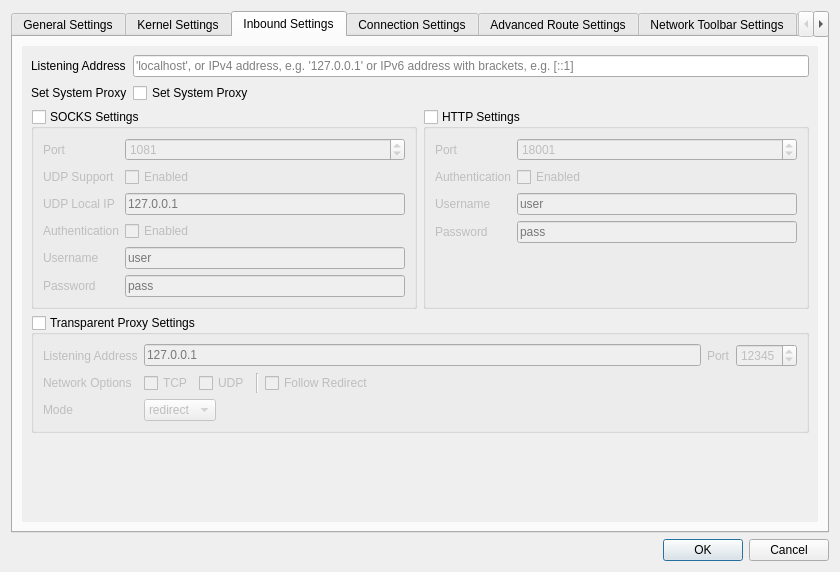
The window that src/ui/w_PreferencesWindow.ui (Qv2ray/Qv2ray) describes before a commit, drawn with Qt 5.
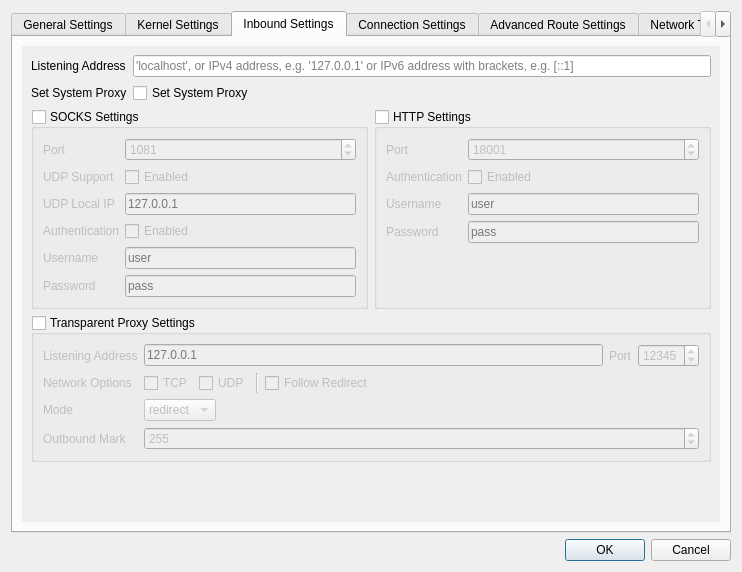
The same window after the commit. The open tabs and pages were chosen to show the change. Icons and pictures are not drawn.

Commit message: add outbound mark to tproxy

```diff
--- a/src/ui/w_PreferencesWindow.ui
+++ b/src/ui/w_PreferencesWindow.ui
@@ -9,7 +9,7 @@
    <rect>
     <x>0</x>
     <y>0</y>
-    <width>840</width>
+    <width>742</width>
     <height>572</height>
    </rect>
   </property>
@@ -704,9 +704,9 @@
           <property name="geometry">
            <rect>
             <x>0</x>
-            <y>0</y>
-            <width>794</width>
-            <height>484</height>
+            <y>-28</y>
+            <width>689</width>
+            <height>524</height>
            </rect>
           </property>
           <layout class="QVBoxLayout" name="verticalLayout_2">
@@ -1055,6 +1055,26 @@
                   </item>
                  </widget>
                 </item>
+                <item row="3" column="0">
+                 <widget class="QLabel" name="label_79">
+                  <property name="text">
+                   <string>Outbound Mark</string>
+                  </property>
+                 </widget>
+                </item>
+                <item row="3" column="1">
+                 <widget class="QSpinBox" name="outboundMark">
+                  <property name="minimum">
+                   <number>0</number>
+                  </property>
+                  <property name="maximum">
+                   <number>65535</number>
+                  </property>
+                  <property name="value">
+                   <number>255</number>
+                  </property>
+                 </widget>
+                </item>
                </layout>
               </widget>
              </item>
```
The commit also changes 6 other files.
